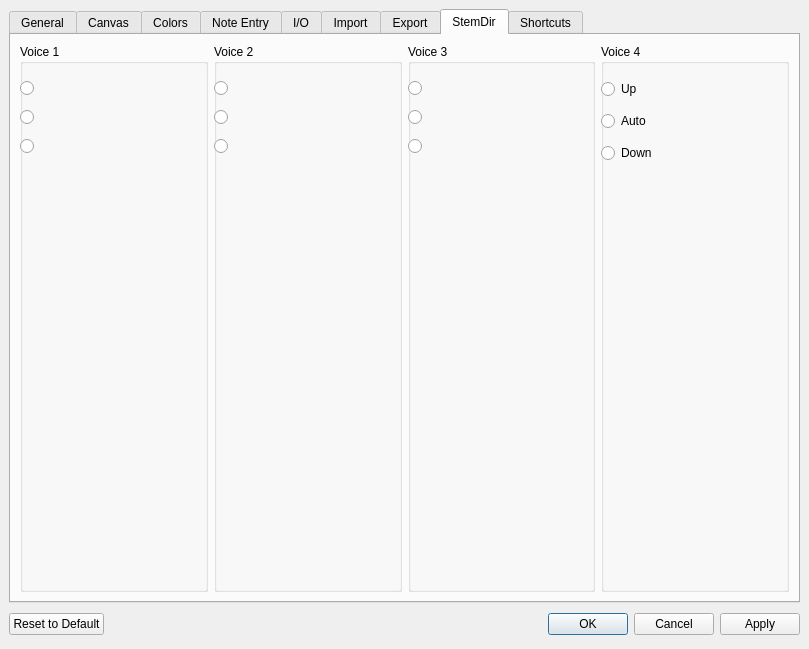
Above: mscore/mscore/prefsdialog.ui from musescore/musescore-old before the change. Below: the same form after it.
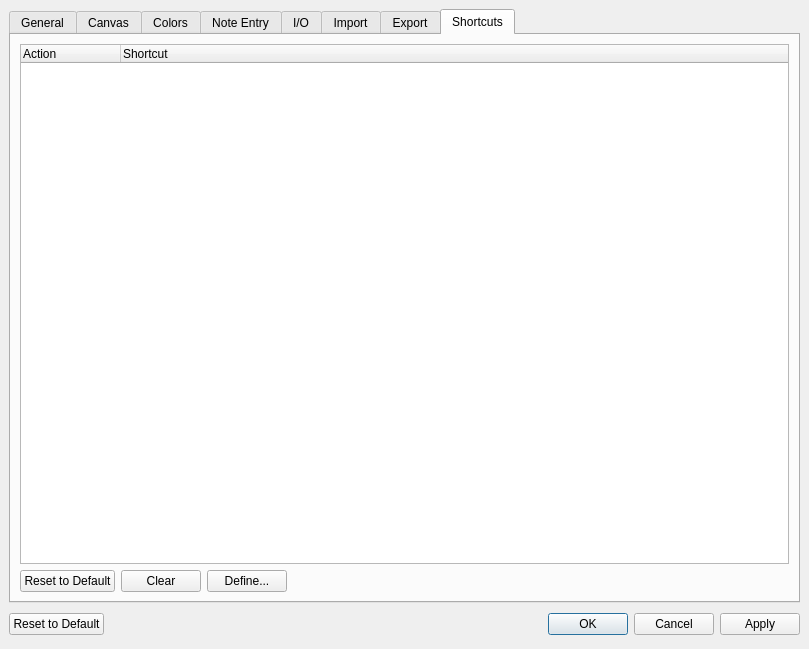
That is the form after the change. The open tabs and pages were chosen to show the change. Icons and pictures are not drawn. Custom widgets are drawn as their Qt base class.

```diff
--- a/mscore/mscore/prefsdialog.ui
+++ b/mscore/mscore/prefsdialog.ui
@@ -1568,185 +1568,6 @@
        </item>
       </layout>
      </widget>
-     <widget class="QWidget" name="tab6" >
-      <attribute name="title" >
-       <string>StemDir</string>
-      </attribute>
-      <layout class="QHBoxLayout" >
-       <item>
-        <widget class="QGroupBox" name="voiceGroupBox1" >
-         <property name="title" >
-          <string>Voice 1</string>
-         </property>
-         <property name="flat" >
-          <bool>true</bool>
-         </property>
-         <widget class="QWidget" name="verticalLayout_1" >
-          <property name="geometry" >
-           <rect>
-            <x>0</x>
-            <y>29</y>
-            <width>101</width>
-            <height>91</height>
-           </rect>
-          </property>
-          <layout class="QVBoxLayout" >
-           <item>
-            <widget class="QRadioButton" name="upRadioButton1" >
-             <property name="text" >
-              <string/>
-             </property>
-            </widget>
-           </item>
-           <item>
-            <widget class="QRadioButton" name="autoRadioButton1" >
-             <property name="text" >
-              <string/>
-             </property>
-            </widget>
-           </item>
-           <item>
-            <widget class="QRadioButton" name="downRadioButton1" >
-             <property name="text" >
-              <string/>
-             </property>
-            </widget>
-           </item>
-          </layout>
-         </widget>
-        </widget>
-       </item>
-       <item>
-        <widget class="QGroupBox" name="voiceGroupBox2" >
-         <property name="title" >
-          <string>Voice 2</string>
-         </property>
-         <property name="flat" >
-          <bool>true</bool>
-         </property>
-         <widget class="QWidget" name="verticalLayout_2" >
-          <property name="geometry" >
-           <rect>
-            <x>0</x>
-            <y>29</y>
-            <width>101</width>
-            <height>91</height>
-           </rect>
-          </property>
-          <layout class="QVBoxLayout" >
-           <item>
-            <widget class="QRadioButton" name="upRadioButton2" >
-             <property name="text" >
-              <string/>
-             </property>
-            </widget>
-           </item>
-           <item>
-            <widget class="QRadioButton" name="autoRadioButton2" >
-             <property name="text" >
-              <string/>
-             </property>
-            </widget>
-           </item>
-           <item>
-            <widget class="QRadioButton" name="downRadioButton2" >
-             <property name="text" >
-              <string/>
-             </property>
-            </widget>
-           </item>
-          </layout>
-         </widget>
-        </widget>
-       </item>
-       <item>
-        <widget class="QGroupBox" name="voiceGroupBox3" >
-         <property name="title" >
-          <string>Voice 3</string>
-         </property>
-         <property name="flat" >
-          <bool>true</bool>
-         </property>
-         <widget class="QWidget" name="verticalLayout_3" >
-          <property name="geometry" >
-           <rect>
-            <x>0</x>
-            <y>29</y>
-            <width>101</width>
-            <height>91</height>
-           </rect>
-          </property>
-          <layout class="QVBoxLayout" >
-           <item>
-            <widget class="QRadioButton" name="upRadioButton3" >
-             <property name="text" >
-              <string/>
-             </property>
-            </widget>
-           </item>
-           <item>
-            <widget class="QRadioButton" name="autoRadioButton3" >
-             <property name="text" >
-              <string/>
-             </property>
-            </widget>
-           </item>
-           <item>
-            <widget class="QRadioButton" name="downRadioButton3" >
-             <property name="text" >
-              <string/>
-             </property>
-            </widget>
-           </item>
-          </layout>
-         </widget>
-        </widget>
-       </item>
-       <item>
-        <widget class="QGroupBox" name="voiceGroupBox4" >
-         <property name="title" >
-          <string>Voice 4</string>
-         </property>
-         <property name="flat" >
-          <bool>true</bool>
-         </property>
-         <widget class="QWidget" name="verticalLayout_4" >
-          <property name="geometry" >
-           <rect>
-            <x>0</x>
-            <y>29</y>
-            <width>101</width>
-            <height>98</height>
-           </rect>
-          </property>
-          <layout class="QVBoxLayout" >
-           <item>
-            <widget class="QRadioButton" name="upRadioButton4" >
-             <property name="text" >
-              <string>Up</string>
-             </property>
-            </widget>
-           </item>
-           <item>
-            <widget class="QRadioButton" name="autoRadioButton4" >
-             <property name="text" >
-              <string>Auto</string>
-             </property>
-            </widget>
-           </item>
-           <item>
-            <widget class="QRadioButton" name="downRadioButton4" >
-             <property name="text" >
-              <string>Down</string>
-             </property>
-            </widget>
-           </item>
-          </layout>
-         </widget>
-        </widget>
-       </item>
-      </layout>
-     </widget>
      <widget class="QWidget" name="tab_3" >
       <attribute name="title" >
        <string>Shortcuts</string>
```
Left out of the diff: 6 changed lines with no effect on the pictures.
